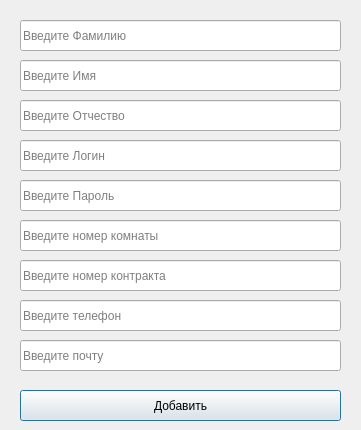
Above: adduserwin.ui from MidNightCodder47/Dormitory_Kurs before the change. Below: the same form after it.
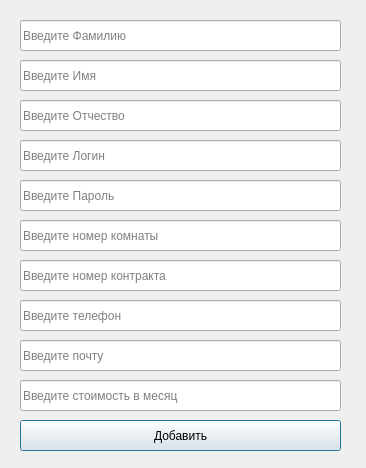
That is the form after the change.

Patch:
```diff
--- a/adduserwin.ui
+++ b/adduserwin.ui
@@ -6,8 +6,8 @@
    <rect>
     <x>0</x>
     <y>0</y>
-    <width>361</width>
-    <height>430</height>
+    <width>366</width>
+    <height>468</height>
    </rect>
   </property>
   <property name="windowTitle">
@@ -134,7 +134,7 @@
    <property name="geometry">
     <rect>
      <x>20</x>
-     <y>390</y>
+     <y>420</y>
      <width>321</width>
      <height>31</height>
     </rect>
@@ -143,6 +143,19 @@
     <string>Добавить</string>
    </property>
   </widget>
+  <widget class="QLineEdit" name="ntrmonthprice">
+   <property name="geometry">
+    <rect>
+     <x>20</x>
+     <y>380</y>
+     <width>321</width>
+     <height>31</height>
+    </rect>
+   </property>
+   <property name="placeholderText">
+    <string>Введите стоимость в месяц</string>
+   </property>
+  </widget>
  </widget>
  <resources/>
  <connections/>
```
